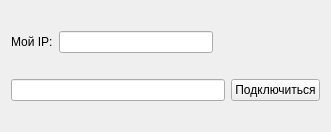
The window that src/mainwindow.ui (ChronosXYZ/Influence-cjdns) describes before a commit, drawn with Qt 5.
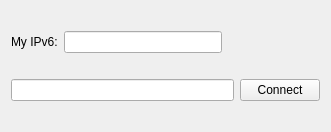
The same window after the commit.

What changed in the file:
```diff
--- a/src/mainwindow.ui
+++ b/src/mainwindow.ui
@@ -40,14 +40,14 @@
     <item row="0" column="0">
      <widget class="QLabel" name="label">
       <property name="text">
-       <string>Мой IP:</string>
+       <string>My IPv6:</string>
       </property>
      </widget>
     </item>
     <item row="1" column="4">
      <widget class="QPushButton" name="connectToPeer">
       <property name="text">
-       <string>Подключиться</string>
+       <string>Connect</string>
       </property>
      </widget>
     </item>
```
Left out of the diff: 6 changed lines with no effect on the pictures.
